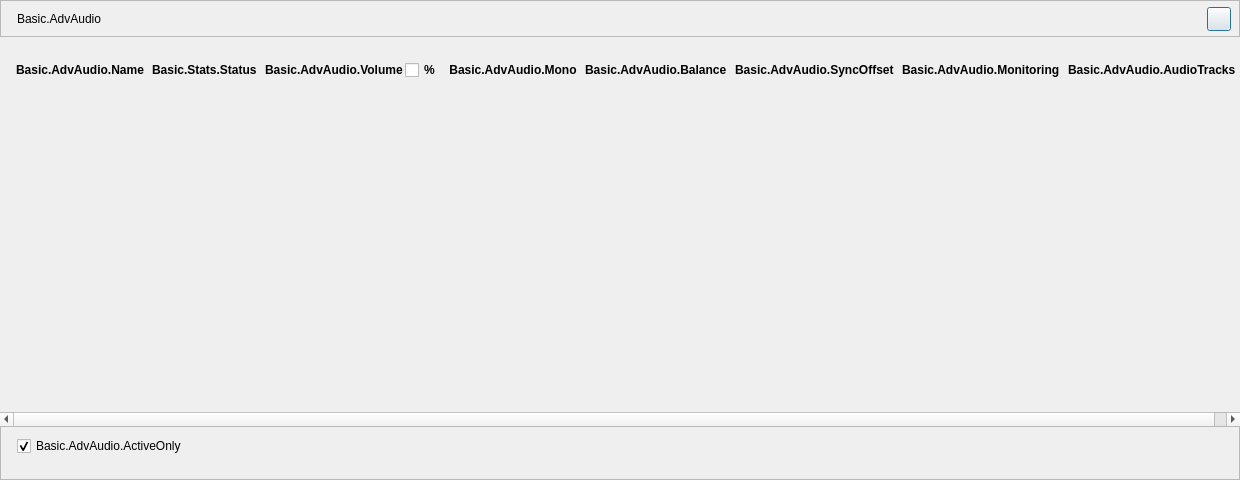
SOOPLIVE/soop-studio, file src/ui-forms/audio-adv-setting-area.ui: the form before one commit.
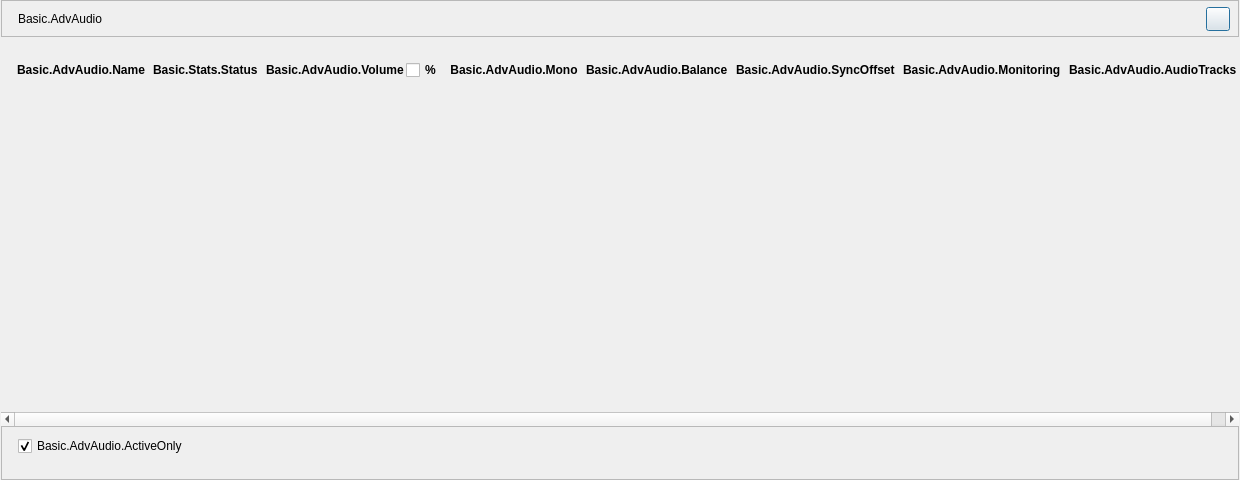
The form after the commit.

What changed in the file:
```diff
--- a/src/ui-forms/audio-adv-setting-area.ui
+++ b/src/ui-forms/audio-adv-setting-area.ui
@@ -42,13 +42,13 @@
     <number>0</number>
    </property>
    <property name="leftMargin">
-    <number>0</number>
+    <number>1</number>
    </property>
    <property name="topMargin">
     <number>0</number>
    </property>
    <property name="rightMargin">
-    <number>0</number>
+    <number>1</number>
    </property>
    <property name="bottomMargin">
     <number>0</number>
@@ -195,7 +195,7 @@
        <rect>
         <x>0</x>
         <y>0</y>
-        <width>1240</width>
+        <width>1238</width>
         <height>389</height>
        </rect>
       </property>
```
Left out of the diff: 26 changed lines with no effect on the pictures.
